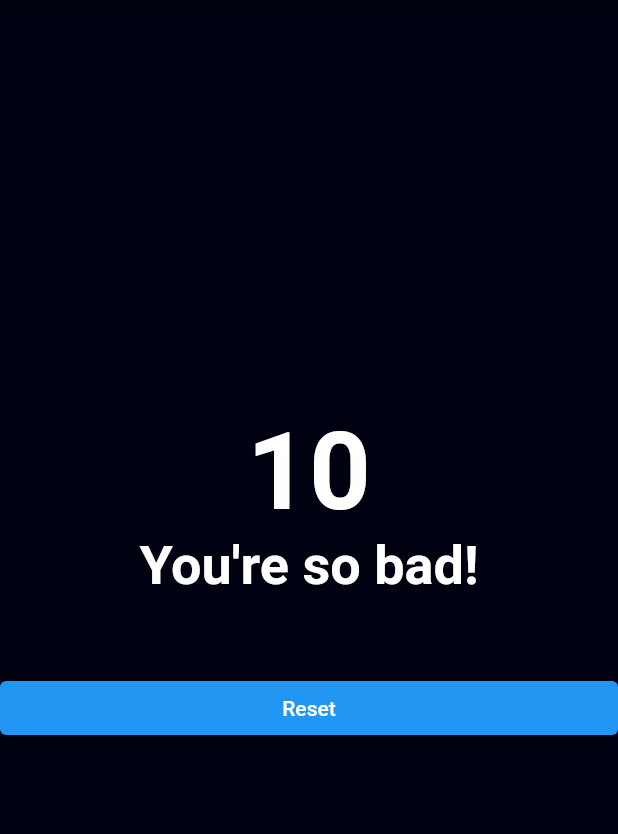
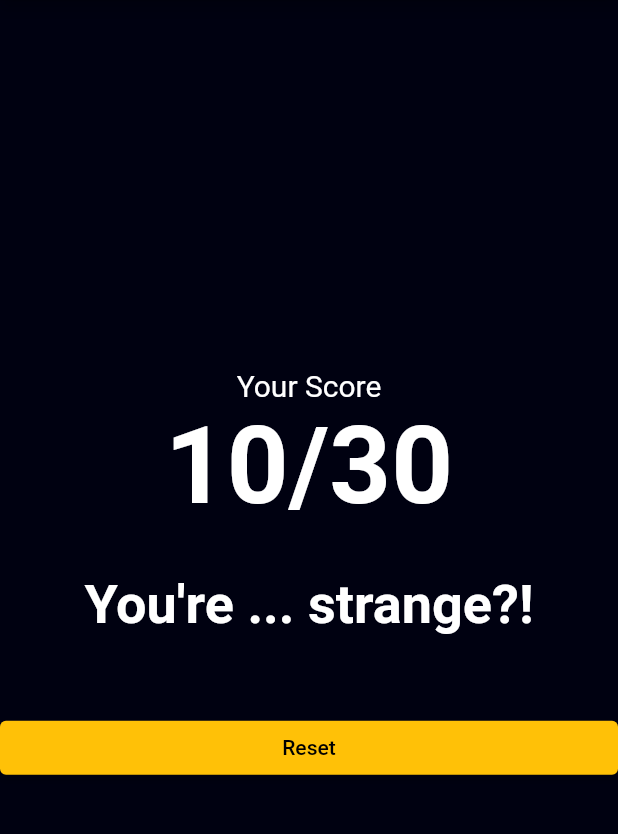
Before and after one commit to Basith-P/Quiz-App, a Flutter app: the screen it shows after launch, after a tap on "Black", after a tap on "Fox", after a tap on "Banana", on a phone screen of 412 x 824 dp, the part 84-918 px from its top. Run offline on Flutter 3.47's test engine with Material 2 defaults, Android fonts, the light colour scheme and no system bars.

Commit message:
Update result widget

```diff
--- a/lib/main.dart
+++ b/lib/main.dart
@@ -22,7 +22,7 @@ class _MyAppState extends State<MyApp> {
         {'text': 'Black', 'score': 1},
         {'text': 'Blue', 'score': 3},
         {'text': 'Green', 'score': 6},
-        {'text': 'White', 'score': 9},
+        {'text': 'White', 'score': 10},
       ]
     },
     {
@@ -31,7 +31,7 @@ class _MyAppState extends State<MyApp> {
         {'text': 'Lion', 'score': 1},
         {'text': 'Fox', 'score': 3},
         {'text': 'Dog', 'score': 6},
-        {'text': 'Cat', 'score': 9},
+        {'text': 'Cat', 'score': 10},
       ]
     },
     {
@@ -40,7 +40,7 @@ class _MyAppState extends State<MyApp> {
         {'text': 'Grapes', 'score': 1},
         {'text': 'Orange', 'score': 3},
         {'text': 'Banana', 'score': 6},
-        {'text': 'Apple', 'score': 9},
+        {'text': 'Apple', 'score': 10},
       ]
     },
   ];
--- a/lib/result.dart
+++ b/lib/result.dart
@@ -8,11 +8,11 @@ class Result extends StatelessWidget {
 
   String get resultPhrase {
     String resultText;
-    if (resultScore > 30) {
+    if (resultScore > 21) {
       resultText = 'You\'re awesome and innocent!';
-    } else if (resultScore > 20) {
+    } else if (resultScore > 14) {
       resultText = 'You\'re pretty likable!';
-    } else if (resultScore > 10) {
+    } else if (resultScore > 7) {
       resultText = 'You\'re ... strange?!';
     } else {
       resultText = 'You\'re so bad!';
@@ -27,10 +27,16 @@ class Result extends StatelessWidget {
       mainAxisAlignment: MainAxisAlignment.center,
       children: [
         Text(
-          resultScore.toString(),
+          'Your Score',
+          textAlign: TextAlign.center,
+          style: TextStyle(fontSize: 20),
+        ),
+        Text(
+          resultScore.toString() + "/30",
           style: TextStyle(fontSize: 72, fontWeight: FontWeight.bold),
           textAlign: TextAlign.center,
         ),
+        const SizedBox(height: 30),
         Text(
           resultPhrase,
           style: TextStyle(fontSize: 36, fontWeight: FontWeight.bold),
@@ -38,7 +44,10 @@ class Result extends StatelessWidget {
         ),
         const SizedBox(height: 50),
         ElevatedButton(
-          style: ElevatedButton.styleFrom(),
+          style: ElevatedButton.styleFrom(
+            primary: Colors.amber,
+            onPrimary: Colors.black,
+          ),
           child: Text('Reset'),
           onPressed: resetHandler,
         ),
```
